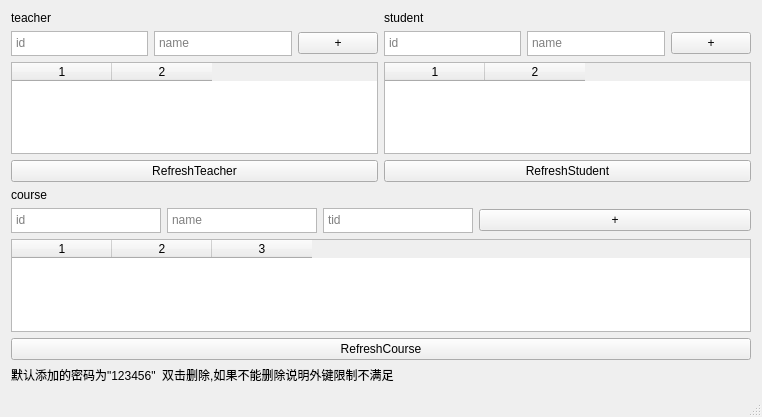
Old version of the form mainwindow.ui in the repository BeanLiu1994/Su6missi0nSys.
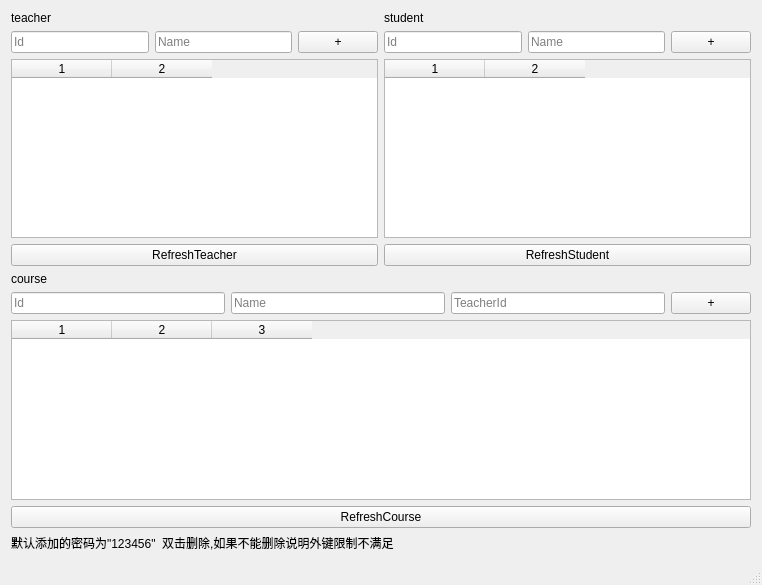
New version of the form.

Commit message: 尝试将表格选择的动作和输入数据联系起来。选择Teacher内信息时可以自动填写到course对应空格处。

```diff
--- a/mainwindow.ui
+++ b/mainwindow.ui
@@ -7,7 +7,7 @@
     <x>0</x>
     <y>0</y>
     <width>762</width>
-    <height>417</height>
+    <height>585</height>
    </rect>
   </property>
   <property name="windowTitle">
@@ -29,58 +29,16 @@
         <item>
          <layout class="QHBoxLayout" name="horizontalLayout">
           <item>
-           <widget class="QPlainTextEdit" name="teacher_id_input">
-            <property name="sizePolicy">
-             <sizepolicy hsizetype="Preferred" vsizetype="Ignored">
-              <horstretch>0</horstretch>
-              <verstretch>0</verstretch>
-             </sizepolicy>
-            </property>
-            <property name="minimumSize">
-             <size>
-              <width>0</width>
-              <height>25</height>
-             </size>
-            </property>
-            <property name="maximumSize">
-             <size>
-              <width>150</width>
-              <height>16777215</height>
-             </size>
-            </property>
-            <property name="tabChangesFocus">
-             <bool>true</bool>
-            </property>
+           <widget class="QLineEdit" name="teacher_id_input">
             <property name="placeholderText">
-             <string>id</string>
+             <string>Id</string>
             </property>
            </widget>
           </item>
           <item>
-           <widget class="QPlainTextEdit" name="teacher_name_input">
-            <property name="sizePolicy">
-             <sizepolicy hsizetype="Preferred" vsizetype="Ignored">
-              <horstretch>0</horstretch>
-              <verstretch>0</verstretch>
-             </sizepolicy>
-            </property>
-            <property name="minimumSize">
-             <size>
-              <width>0</width>
-              <height>25</height>
-             </size>
-            </property>
-            <property name="maximumSize">
-             <size>
-              <width>150</width>
-              <height>16777215</height>
-             </size>
-            </property>
-            <property name="tabChangesFocus">
-             <bool>true</bool>
-            </property>
+           <widget class="QLineEdit" name="teacher_name_input">
             <property name="placeholderText">
-             <string>name</string>
+             <string>Name</string>
             </property>
            </widget>
           </item>
@@ -123,58 +81,16 @@
         <item>
          <layout class="QHBoxLayout" name="horizontalLayout_4">
           <item>
-           <widget class="QPlainTextEdit" name="student_id_input">
-            <property name="sizePolicy">
-             <sizepolicy hsizetype="Preferred" vsizetype="Ignored">
-              <horstretch>0</horstretch>
-              <verstretch>0</verstretch>
-             </sizepolicy>
-            </property>
-            <property name="minimumSize">
-             <size>
-              <width>0</width>
-              <height>25</height>
-             </size>
-            </property>
-            <property name="maximumSize">
-             <size>
-              <width>150</width>
-              <height>16777215</height>
-             </size>
-            </property>
-            <property name="tabChangesFocus">
-             <bool>true</bool>
-            </property>
+           <widget class="QLineEdit" name="student_id_input">
             <property name="placeholderText">
-             <string>id</string>
+             <string>Id</string>
             </property>
            </widget>
           </item>
           <item>
-           <widget class="QPlainTextEdit" name="student_name_input">
-            <property name="sizePolicy">
-             <sizepolicy hsizetype="Preferred" vsizetype="Ignored">
-              <horstretch>0</horstretch>
-              <verstretch>0</verstretch>
-             </sizepolicy>
-            </property>
-            <property name="minimumSize">
-             <size>
-              <width>0</width>
-              <height>25</height>
-             </size>
-            </property>
-            <property name="maximumSize">
-             <size>
-              <width>150</width>
-              <height>16777215</height>
-             </size>
-            </property>
-            <property name="tabChangesFocus">
-             <bool>true</bool>
-            </property>
+           <widget class="QLineEdit" name="student_name_input">
             <property name="placeholderText">
-             <string>name</string>
+             <string>Name</string>
             </property>
            </widget>
           </item>
@@ -219,86 +135,26 @@
       <item>
        <layout class="QHBoxLayout" name="horizontalLayout_5">
         <item>
-         <widget class="QPlainTextEdit" name="course_id_input">
-          <property name="sizePolicy">
-           <sizepolicy hsizetype="Preferred" vsizetype="Ignored">
-            <horstretch>0</horstretch>
-            <verstretch>0</verstretch>
-           </sizepolicy>
-          </property>
-          <property name="minimumSize">
-           <size>
-            <width>0</width>
-            <height>25</height>
-           </size>
-          </property>
-          <property name="maximumSize">
-           <size>
-            <width>150</width>
-            <height>16777215</height>
-           </size>
-          </property>
-          <property name="tabChangesFocus">
-           <bool>true</bool>
-          </property>
+         <widget class="QLineEdit" name="course_id_input">
           <property name="placeholderText">
-           <string>id</string>
+           <string>Id</string>
           </property>
          </widget>
         </item>
         <item>
-         <widget class="QPlainTextEdit" name="course_name_input">
-          <property name="sizePolicy">
-           <sizepolicy hsizetype="Preferred" vsizetype="Ignored">
-            <horstretch>0</horstretch>
-            <verstretch>0</verstretch>
-           </sizepolicy>
-          </property>
-          <property name="minimumSize">
-           <size>
-            <width>0</width>
-            <height>25</height>
-           </size>
-          </property>
-          <property name="maximumSize">
-           <size>
-            <width>150</width>
-            <height>16777215</height>
-           </size>
-          </property>
-          <property name="tabChangesFocus">
-           <bool>true</bool>
-          </property>
+         <widget class="QLineEdit" name="course_name_input">
           <property name="placeholderText">
-           <string>name</string>
+           <string>Name</string>
           </property>
          </widget>
         </item>
         <item>
-         <widget class="QPlainTextEdit" name="course_tid_input">
-          <property name="sizePolicy">
-           <sizepolicy hsizetype="Preferred" vsizetype="Ignored">
-            <horstretch>0</horstretch>
-            <verstretch>0</verstretch>
-           </sizepolicy>
-          </property>
-          <property name="minimumSize">
-           <size>
-            <width>0</width>
-            <height>25</height>
-           </size>
-          </property>
-          <property name="maximumSize">
-           <size>
-            <width>150</width>
-            <height>16777215</height>
-           </size>
-          </property>
-          <property name="tabChangesFocus">
+         <widget class="QLineEdit" name="course_tid_input">
+          <property name="readOnly">
            <bool>true</bool>
           </property>
           <property name="placeholderText">
-           <string>tid</string>
+           <string>TeacherId</string>
           </property>
          </widget>
         </item>
```
The commit also changes 4 other files.
